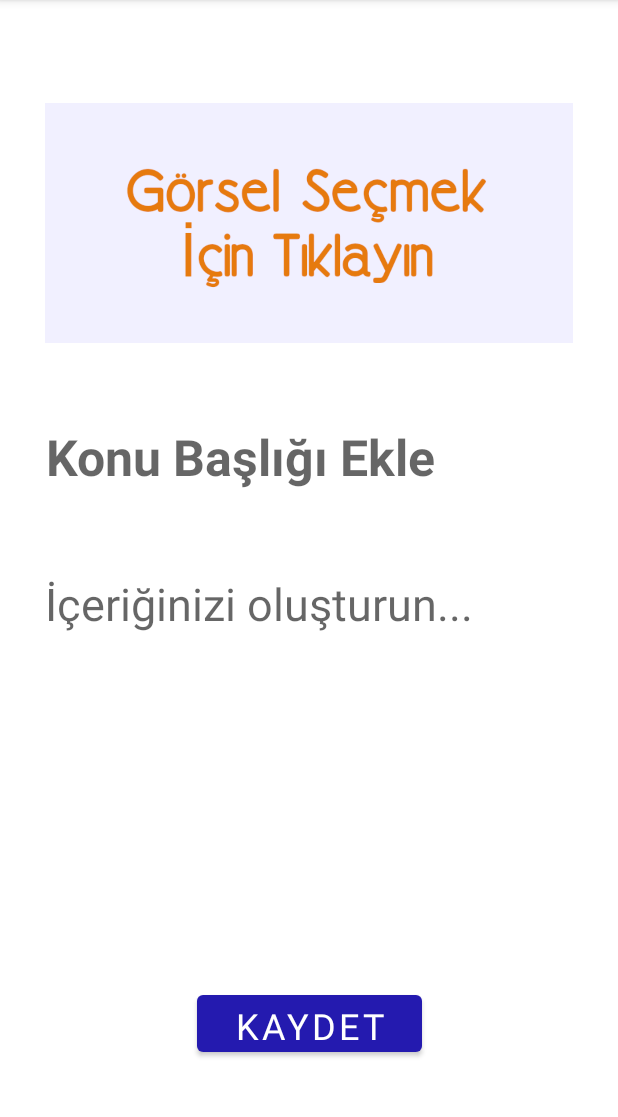
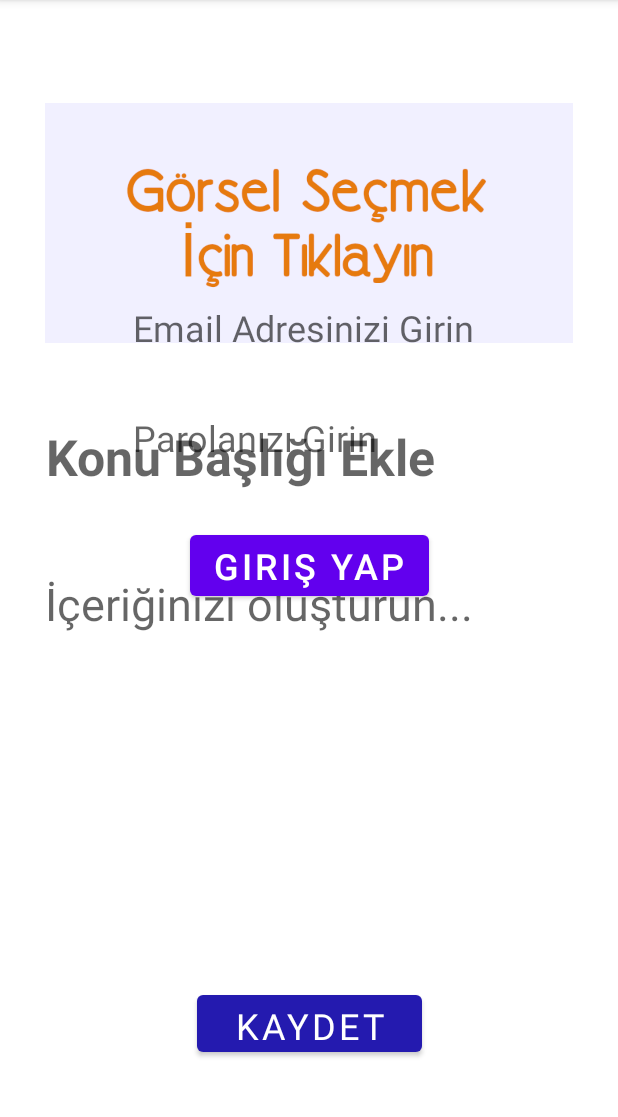
Before and after one commit to 1hakann/AddPost, an Android app: the ContextFragment screen opened through its navigation route, on a phone screen of 412 x 824 dp, the part 84-1201 px from its top. Run offline under Robolectric (Android 15) with nearby library versions, the phone set to English and light mode, and no system bars; Roboto replaces fonts that are not available here.

```diff
--- a/app/src/main/java/com/badlogic/androidgames/addpost/ListFragment.kt
+++ b/app/src/main/java/com/badlogic/androidgames/addpost/ListFragment.kt
@@ -20,4 +20,14 @@ class ListFragment : Fragment() {
         // Inflate the layout for this fragment
         return inflater.inflate(R.layout.fragment_list, container, false)
     }
+
+    override fun onViewCreated(view: View, savedInstanceState: Bundle?) {
+        super.onViewCreated(view, savedInstanceState)
+
+
+    }
+
+    fun sqlVeriAlma() {
+
+    }
 }
--- a/app/src/main/java/com/badlogic/androidgames/addpost/MainActivity.kt
+++ b/app/src/main/java/com/badlogic/androidgames/addpost/MainActivity.kt
@@ -3,13 +3,34 @@ package com.badlogic.androidgames.addpost
 import android.os.Bundle
 import android.view.Menu
 import android.view.MenuItem
+import android.view.View
+import android.widget.Button
+import android.widget.TextView
 import androidx.appcompat.app.AppCompatActivity
 import androidx.navigation.Navigation
+import kotlinx.android.synthetic.main.activity_main.*
+import kotlinx.android.synthetic.main.activity_main.view.*
+import kotlinx.android.synthetic.main.fragment_context.*
 
 class MainActivity : AppCompatActivity() {
+
+    var pass: TextView? = null
+    var user: TextView? = null
+    private var button: Button? = null
+
     override fun onCreate(savedInstanceState: Bundle?) {
         super.onCreate(savedInstanceState)
         setContentView(R.layout.activity_main)
+
+        //Bu kısımda yukarıda tanımladığımız bileşenlerle xml olarak hazırladığımız bileşenleri birbirlerine bağlıyoruz.
+        user = findViewById<View>(R.id.tvMail) as TextView
+        pass = findViewById<View>(R.id.tvPass) as TextView
+
+        fun btnLogin(view: View?) {
+            val kullanici = user!!.text.toString()
+            val parola = pass!!.text.toString()
+        }
+
     }
 
     override fun onCreateOptionsMenu(menu: Menu): Boolean {
--- a/app/src/main/res/layout/activity_main.xml
+++ b/app/src/main/res/layout/activity_main.xml
@@ -3,6 +3,7 @@
     xmlns:app="http://schemas.android.com/apk/res-auto"
     xmlns:tools="http://schemas.android.com/tools"
     android:layout_width="match_parent"
+    android:id="@+id/layout"
     android:layout_height="match_parent"
     tools:context=".MainActivity">
 
@@ -14,8 +15,47 @@
         app:defaultNavHost="true"
         app:layout_constraintBottom_toBottomOf="parent"
         app:layout_constraintEnd_toEndOf="parent"
+        app:layout_constraintHorizontal_bias="0.0"
         app:layout_constraintStart_toStartOf="parent"
         app:layout_constraintTop_toTopOf="parent"
+        app:layout_constraintVertical_bias="0.0"
         app:navGraph="@navigation/android_graph" />
 
+    <TextView
+        android:id="@+id/tvMail"
+        android:layout_width="235dp"
+        android:layout_height="31dp"
+        android:hint="Email Adresinizi Girin"
+        android:textSize="24sp"
+        app:layout_constraintBottom_toBottomOf="@+id/fragment"
+        app:layout_constraintEnd_toEndOf="parent"
+        app:layout_constraintStart_toStartOf="parent"
+        app:layout_constraintTop_toTopOf="@+id/fragment"
+        app:layout_constraintVertical_bias="0.274" />
+
+    <TextView
+        android:id="@+id/tvPass"
+        android:layout_width="235dp"
+        android:layout_height="32dp"
+        android:hint="Parolanızı Girin"
+        android:textSize="24sp"
+        app:layout_constraintBottom_toBottomOf="parent"
+        app:layout_constraintEnd_toEndOf="parent"
+        app:layout_constraintStart_toStartOf="parent"
+        app:layout_constraintTop_toBottomOf="@+id/tvMail"
+        app:layout_constraintVertical_bias="0.083" />
+
+    <Button
+        android:id="@+id/btnGiris"
+        android:layout_width="wrap_content"
+        android:layout_height="wrap_content"
+        android:onClick="btnLogin"
+        android:text="Giriş Yap"
+        android:textSize="24sp"
+        app:layout_constraintBottom_toBottomOf="@+id/fragment"
+        app:layout_constraintEnd_toEndOf="parent"
+        app:layout_constraintStart_toStartOf="parent"
+        app:layout_constraintTop_toBottomOf="@+id/tvPass"
+        app:layout_constraintVertical_bias="0.106" />
+
 </androidx.constraintlayout.widget.ConstraintLayout>
```
Also changed, not shown: app/src/main/java/com/badlogic/androidgames/addpost/ContextFragment.kt (+57 -4 lines), app/src/main/java/com/badlogic/androidgames/addpost/DBCon.java (added, +85 -0 lines), app/src/main/java/com/badlogic/androidgames/addpost/sdssd.java (added, +36 -0 lines).
